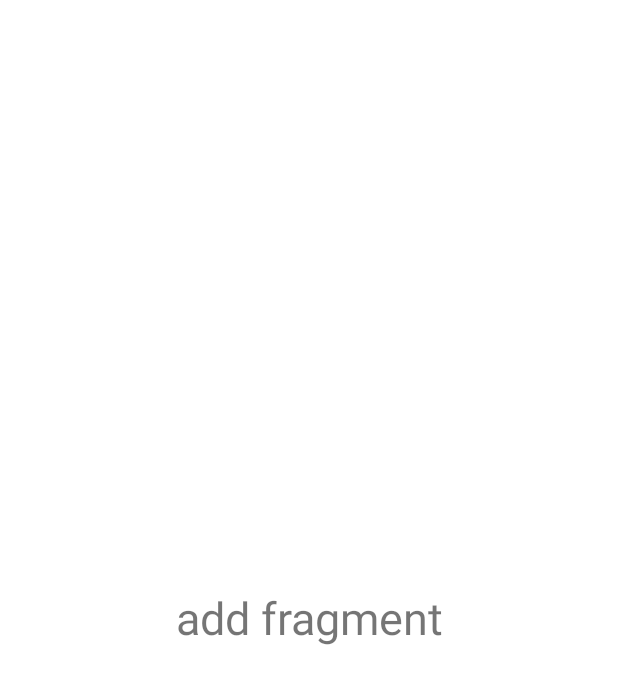
After one commit to alireza101/androidproject, an Android app: the fragment addFragment shown on its own in the app's theme, on a phone screen of 412 x 824 dp. The commit adds this screen. Shown: the top 684 px of the screen. Run offline under Robolectric (Android 15) with nearby library versions, the phone set to English and light mode, and no system bars; network calls fail.

Commit message:
add fragment to mainapp

```diff
--- a/app/build.gradle
+++ b/app/build.gradle
@@ -34,6 +34,7 @@ dependencies {
     implementation 'androidx.constraintlayout:constraintlayout:2.1.0'
     implementation 'com.github.bumptech.glide:glide:4.12.0'
     implementation 'com.android.volley:volley:1.2.0'
+    implementation 'androidx.legacy:legacy-support-v4:1.0.0'
     testImplementation 'junit:junit:4.13.2'
     androidTestImplementation 'androidx.test.ext:junit:1.1.3'
     androidTestImplementation 'androidx.test.espresso:espresso-core:3.4.0'
@@ -42,4 +43,5 @@ dependencies {
     implementation 'androidx.cardview:cardview:1.0.0'
     implementation 'de.hdodenhof:circleimageview:3.1.0'
     implementation 'com.squareup.picasso:picasso:2.5.2'
+    implementation 'com.etebarian:meow-bottom-navigation-java:1.2.0'
 }
--- /dev/null
+++ b/app/src/main/java/com/example/android1project/addFragment.java
@@ -0,0 +1,64 @@
+package com.example.android1project;
+
+import android.os.Bundle;
+
+import androidx.fragment.app.Fragment;
+
+import android.view.LayoutInflater;
+import android.view.View;
+import android.view.ViewGroup;
+
+/**
+ * A simple {@link Fragment} subclass.
+ * Use the {@link addFragment#newInstance} factory method to
+ * create an instance of this fragment.
+ */
+public class addFragment extends Fragment {
+
+    // TODO: Rename parameter arguments, choose names that match
+    // the fragment initialization parameters, e.g. ARG_ITEM_NUMBER
+    private static final String ARG_PARAM1 = "param1";
+    private static final String ARG_PARAM2 = "param2";
+
+    // TODO: Rename and change types of parameters
+    private String mParam1;
+    private String mParam2;
+
+    public addFragment() {
+        // Required empty public constructor
+    }
+
+    /**
+     * Use this factory method to create a new instance of
+     * this fragment using the provided parameters.
+     *
+     * @param param1 Parameter 1.
+     * @param param2 Parameter 2.
+     * @return A new instance of fragment addFragment.
+     */
+    // TODO: Rename and change types and number of parameters
+    public static addFragment newInstance(String param1, String param2) {
+        addFragment fragment = new addFragment();
+        Bundle args = new Bundle();
+        args.putString(ARG_PARAM1, param1);
+        args.putString(ARG_PARAM2, param2);
+        fragment.setArguments(args);
+        return fragment;
+    }
+
+    @Override
+    public void onCreate(Bundle savedInstanceState) {
+        super.onCreate(savedInstanceState);
+        if (getArguments() != null) {
+            mParam1 = getArguments().getString(ARG_PARAM1);
+            mParam2 = getArguments().getString(ARG_PARAM2);
+        }
+    }
+
+    @Override
+    public View onCreateView(LayoutInflater inflater, ViewGroup container,
+                             Bundle savedInstanceState) {
+        // Inflate the layout for this fragment
+        return inflater.inflate(R.layout.fragment_add, container, false);
+    }
+}
--- /dev/null
+++ b/app/src/main/res/layout/fragment_add.xml
@@ -0,0 +1,16 @@
+<?xml version="1.0" encoding="utf-8"?>
+<FrameLayout xmlns:android="http://schemas.android.com/apk/res/android"
+    xmlns:tools="http://schemas.android.com/tools"
+    android:layout_width="match_parent"
+    android:layout_height="match_parent"
+    tools:context=".addFragment">
+
+    <!-- TODO: Update blank fragment layout -->
+    <TextView
+        android:layout_width="match_parent"
+        android:layout_height="match_parent"
+        android:text="add fragment"
+        android:gravity="center"
+        android:textSize="30sp"/>
+
+</FrameLayout>
--- a/app/src/main/res/values/strings.xml
+++ b/app/src/main/res/values/strings.xml
@@ -11,4 +11,6 @@ To create an alternating eighth expiration date</string>
     <string name="skip">skip</string>
     <string name="about">about</string>
     <string name="detail">detail</string>
+    <!-- TODO: Remove or change this placeholder text -->
+    <string name="hello_blank_fragment">Hello blank fragment</string>
 </resources>
```
Also changed, not shown: app/src/main/java/com/example/android1project/homeFragment.java (added, +64 -0 lines), app/src/main/java/com/example/android1project/mainapp.java (+108 -54 lines), app/src/main/java/com/example/android1project/profileFragment.java (added, +64 -0 lines), app/src/main/res/layout/activity_mainapp.xml (+26 -10 lines), app/src/main/res/layout/fragment_home.xml (added, +16 -0 lines), app/src/main/res/layout/fragment_profile.xml (added, +16 -0 lines).
